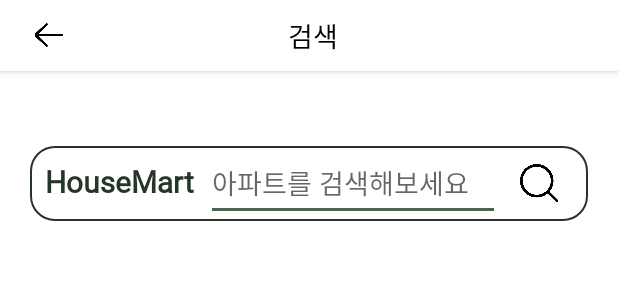
After one commit to NaJeongHu/HouseMart, an Android app: the layout activity_search_upload.xml on its own in the app's theme, with its tools: preview values and no code run, on a phone screen of 412 x 824 dp. The commit adds this screen. Shown: the top 300 px of the screen. Run offline under Robolectric (Android 15) with nearby library versions, the phone set to English and light mode, and no system bars.

Commit message:
아파트이름검색 구현

```diff
--- a/app/build.gradle
+++ b/app/build.gradle
@@ -49,6 +49,7 @@ dependencies {
     implementation 'com.android.support:design:30.0.0'
     implementation 'de.hdodenhof:circleimageview:2.2.0'
     implementation 'com.github.bumptech.glide:glide:4.8.0'
+    implementation group: 'com.opencsv', name: 'opencsv', version: '4.6'
 
     //firebase
     implementation 'com.google.firebase:firebase-auth:21.0.1'
--- /dev/null
+++ b/app/src/main/res/layout/activity_search_upload.xml
@@ -0,0 +1,142 @@
+<?xml version="1.0" encoding="utf-8"?>
+<RelativeLayout xmlns:android="http://schemas.android.com/apk/res/android"
+    xmlns:app="http://schemas.android.com/apk/res-auto"
+    xmlns:tools="http://schemas.android.com/tools"
+    android:id="@+id/sch_start_map"
+    android:orientation="vertical"
+    android:layout_width="match_parent"
+    android:layout_height="match_parent">
+
+    <com.google.android.material.appbar.AppBarLayout
+        android:id="@+id/sch_map_appbar"
+        android:layout_width="match_parent"
+        android:layout_height="wrap_content">
+
+        <androidx.appcompat.widget.Toolbar
+            android:id="@+id/sch_map_toolbar"
+            android:background="@android:color/white"
+            android:layout_width="fill_parent"
+            android:layout_height="47.0dip"
+            android:backgroundTint="@android:color/white"
+            app:layout_scrollFlags="enterAlways">
+
+            <LinearLayout
+                android:orientation="horizontal"
+                android:layout_width="fill_parent"
+                android:layout_height="wrap_content"
+                android:layout_marginLeft="20.0dip">
+
+                <ImageView
+                    android:id="@+id/sch_map_btn_back"
+                    android:layout_width="25.0dip"
+                    android:layout_height="25.0dip"
+                    android:layout_gravity="center_vertical"
+                    android:scaleType="fitXY"
+                    app:srcCompat="@drawable/icon_back" />
+
+                <TextView
+                    android:textSize="18.0dip"
+                    android:textColor="#000000"
+                    android:ellipsize="end"
+                    android:layout_gravity="center"
+                    android:fontFamily="@font/applesdgothicneob"
+                    android:id="@+id/sch_map_con_titles"
+                    android:layout_width="0.0dip"
+                    android:layout_height="wrap_content"
+                    android:layout_marginLeft="10.0dip"
+                    android:text="검색"
+                    android:maxLines="1"
+                    android:layout_weight="1.0"
+                    android:textAlignment="center" />
+
+                <ImageView
+                    android:layout_gravity="center|right"
+                    android:visibility="invisible"
+                    android:id="@+id/sch_map_search"
+                    android:layout_width="20.0dip"
+                    android:layout_height="20.0dip"
+                    android:layout_marginLeft="10.0dip"
+                    android:layout_marginRight="20.0dip"
+                    app:srcCompat="@drawable/icon_search" />
+
+            </LinearLayout>
+
+        </androidx.appcompat.widget.Toolbar>
+
+    </com.google.android.material.appbar.AppBarLayout>
+
+    <LinearLayout
+        android:layout_width="match_parent"
+        android:layout_height="match_parent"
+        android:orientation="vertical"
+        android:layout_below="@+id/sch_map_appbar">
+
+        <LinearLayout
+            android:layout_width="match_parent"
+            android:layout_marginTop="50dp"
+            android:layout_marginLeft="20dp"
+            android:layout_marginRight="20dp"
+            android:background="@drawable/btn_top"
+            android:layout_gravity="center"
+            android:layout_height="50dp"
+            android:orientation="horizontal">
+
+            <TextView
+                android:layout_width="wrap_content"
+                android:layout_height="30dp"
+                android:layout_gravity="center_vertical"
+                android:layout_marginLeft="10dp"
+                android:fontFamily="@font/applesdgothicneob"
+                android:text="HouseMart"
+                android:textColor="#253628"
+                android:textSize="20dp"
+                android:textStyle="bold" />
+
+            <EditText
+                android:id="@+id/edit_search"
+                android:layout_width="wrap_content"
+                android:layout_height="50dp"
+                android:layout_gravity="center_vertical"
+                android:layout_marginLeft="8dp"
+                android:layout_marginRight="8dp"
+                android:layout_weight="1"
+                android:theme="@style/EditTheme"
+                android:hint="아파트를 검색해보세요"
+                android:maxLines="1"
+                android:textCursorDrawable="@drawable/cursor">
+
+                <requestFocus />
+            </EditText>
+
+            <LinearLayout
+                android:layout_width="45dp"
+                android:layout_marginRight="5dp"
+                android:id="@+id/search_search_button"
+                android:background="?attr/selectableItemBackground"
+                android:layout_height="50dp"
+                android:orientation="horizontal"
+                android:layout_gravity="center">
+
+                <ImageView
+                    android:layout_width="25dp"
+                    android:layout_height="25dp"
+                    android:layout_marginLeft="5dp"
+                    android:layout_gravity="center_vertical"
+                    app:srcCompat="@drawable/icon_search"/>
+
+            </LinearLayout>
+
+
+
+
+        </LinearLayout>
+
+        <androidx.recyclerview.widget.RecyclerView
+            android:layout_marginTop="20dp"
+            android:id="@+id/recycler_search_upload"
+            android:layout_width="match_parent"
+            android:layout_height="wrap_content"/>
+
+    </LinearLayout>
+
+</RelativeLayout>
--- a/app/src/main/res/values/colors.xml
+++ b/app/src/main/res/values/colors.xml
@@ -14,4 +14,5 @@
     <color name="custom_skyblue">#C4E8FA</color>
     <color name="custom_blue2">#DDE7F8</color>
     <color name="cursorColor">#49654C</color>
+    <color name="ligthgray">#6BCBCFBA</color>
 </resources>
```
Also changed, not shown: app/src/main/AndroidManifest.xml (+13 -12 lines), app/src/main/java/com/example/publicdatacompetition/Adapter/RecyclerViewAdapter_Search.java (added, +67 -0 lines), app/src/main/java/com/example/publicdatacompetition/ListActivity.java (+5 -6 lines), app/src/main/java/com/example/publicdatacompetition/Model/item_search_name.java (added, +41 -0 lines), app/src/main/java/com/example/publicdatacompetition/SearchActivity_upload.java (added, +129 -0 lines), app/src/main/res/layout/item_search_upload.xml (added, +35 -0 lines), 1 other file.
